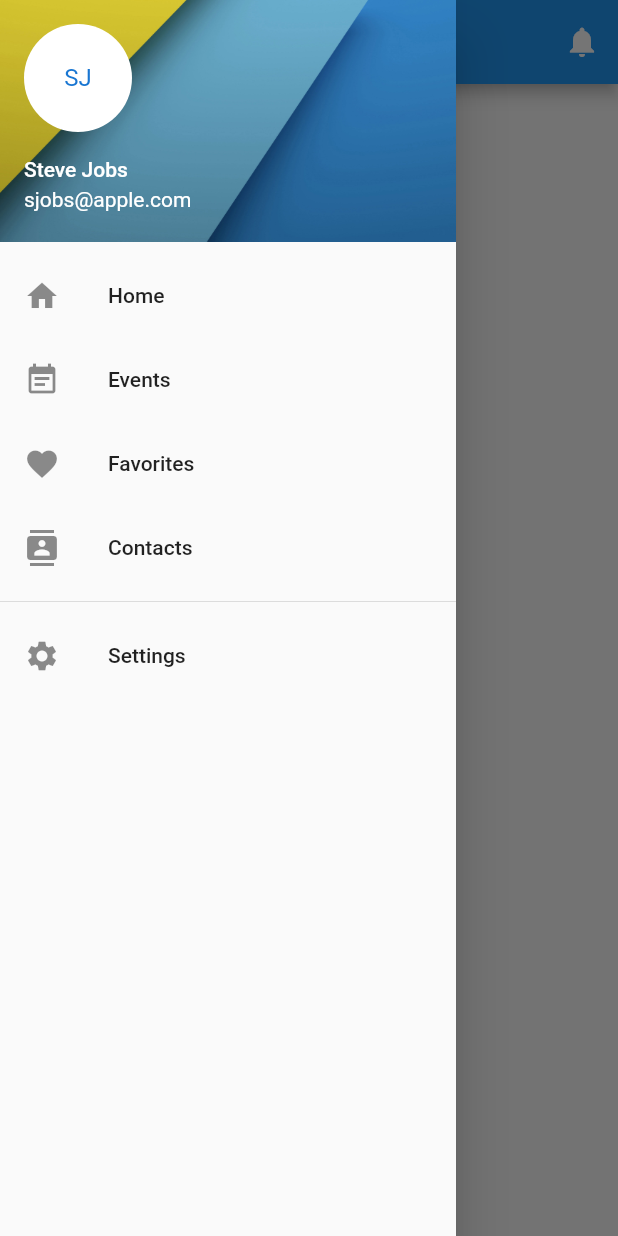
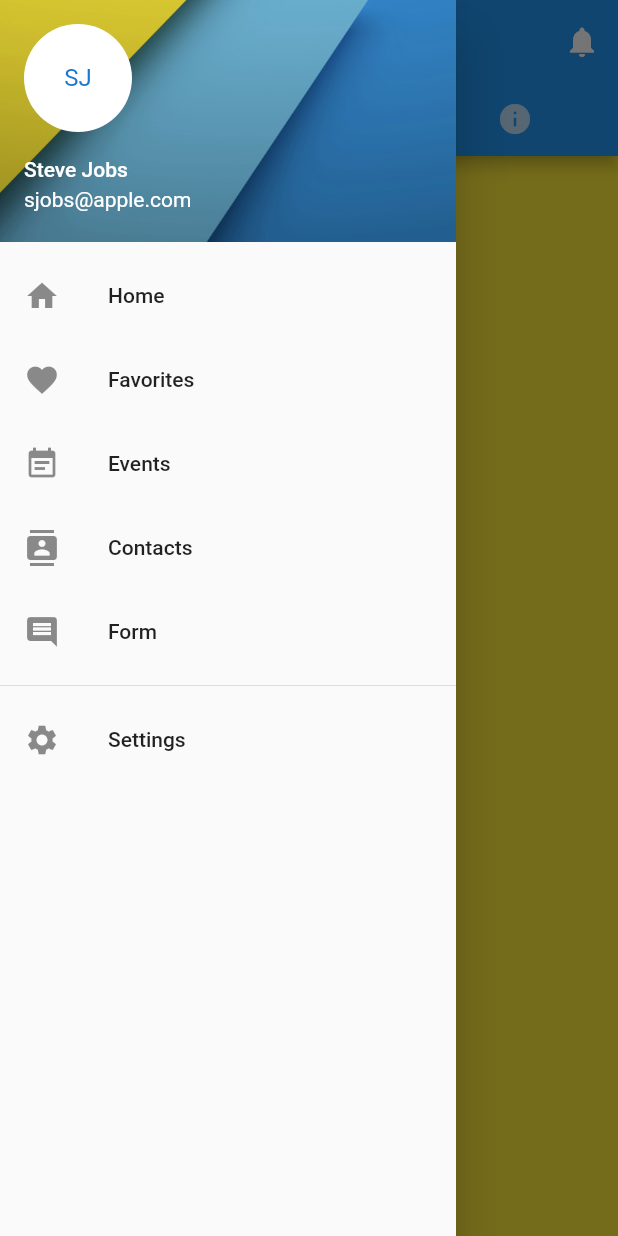
Before and after one commit to htakemoto/flutter-sample, a Flutter app: the EventsPage screen opened by its route, with the side drawer open, on a phone screen of 412 x 824 dp. Run offline on Flutter 3.47's test engine with Material 2 defaults, Android fonts, the phone set to English and light mode, and no system bars.

Commit message:
added form screen

```diff
--- a/lib/main.dart
+++ b/lib/main.dart
@@ -4,6 +4,7 @@ import 'pages/news/news.dart';
 import 'pages/events/events.dart';
 import 'pages/favorites/favorites.dart';
 import 'pages/contacts/contact_list.dart';
+import 'pages/form/form.dart';
 import 'pages/settings/settings.dart';
 
 void main() => runApp(MyApp());
@@ -21,9 +22,10 @@ class MyApp extends StatelessWidget {
       home: HomePage(),
       routes: <String, WidgetBuilder> {
         '/home': (BuildContext context) => HomePage(),
+        '/favorites': (BuildContext context) => FavoritesPage(),
         '/events': (BuildContext context) => EventsPage(),
-        '/favorites': (BuildContext context) => FavoritesPage(),
         '/contacts': (BuildContext context) => ContactsPage(),
+        '/form': (BuildContext context) => FormPage(),
         '/settings': (BuildContext context) => SettingsPage()
       },
     );
@@ -64,6 +66,14 @@ class AppDrawer extends StatelessWidget {
             },
           ),
           ListTile(
+            leading: Icon(Icons.favorite),
+            title: Text('Favorites'),
+            onTap: () {
+              Navigator.pop(context);
+              Navigator.pushReplacementNamed(context, '/favorites');
+            },
+          ),
+          ListTile(
             leading: Icon(Icons.event_note),
             title: Text('Events'),
             onTap: () {
@@ -72,19 +82,19 @@ class AppDrawer extends StatelessWidget {
             },
           ),
           ListTile(
-            leading: Icon(Icons.favorite),
-            title: Text('Favorites'),
-            onTap: () {
-              Navigator.pop(context);
-              Navigator.pushReplacementNamed(context, '/favorites');
-            },
-          ),
-          ListTile(
             leading: Icon(Icons.contacts),
             title: Text('Contacts'),
             onTap: () {
               Navigator.pop(context);
               Navigator.pushReplacementNamed(context, '/contacts');
+            },
+          ),
+          ListTile(
+            leading: Icon(Icons.comment),
+            title: Text('Form'),
+            onTap: () {
+              Navigator.pop(context);
+              Navigator.pushReplacementNamed(context, '/form');
             },
           ),
           Divider(),
--- a/lib/pages/events/events.dart
+++ b/lib/pages/events/events.dart
@@ -4,17 +4,44 @@ import '../../main.dart';
 class EventsPage extends StatelessWidget {
   @override
   Widget build(BuildContext context) {
-    return Scaffold(
+    return DefaultTabController(
+      length: 3,
+      child: Scaffold(
         appBar: AppBar(
           title: Text("Events"),
+          bottom: TabBar(
+            tabs: <Widget>[
+              Tab(icon: Icon(Icons.tag_faces,),),
+              Tab(icon: Icon(Icons.credit_card,),),
+              Tab(icon: Icon(Icons.info,),),
+            ],
+          ),
           actions: <Widget>[
             NewsActionButton(),
           ],
         ),
         drawer: AppDrawer(),
-      body: Center(
-        child: Text('Events Page'),
+        body: TabBarView(
+          children: <Widget>[
+            TabWidget(Colors.yellow),
+            TabWidget(Colors.orange),
+            TabWidget(Colors.red),
+          ]
         ),
+      )
     );
   }
 }
+
+class TabWidget extends StatelessWidget {
+  final Color color;
+
+  TabWidget(this.color);
+
+  @override
+  Widget build(BuildContext context) {
+    return Container(
+      color: color,
+    );
+  }
+}
```
Also changed, not shown: lib/pages/form/form.dart (added, +152 -0 lines). Lines whose indentation alone changed are shown as unchanged.
